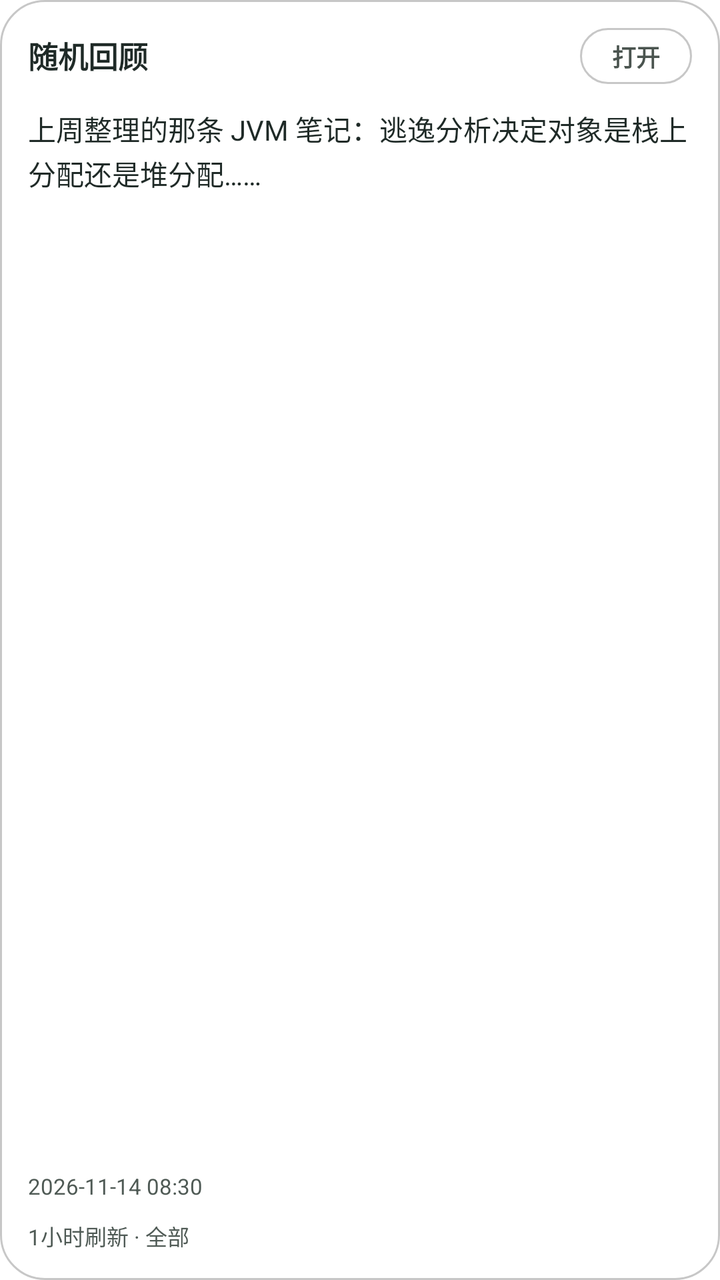
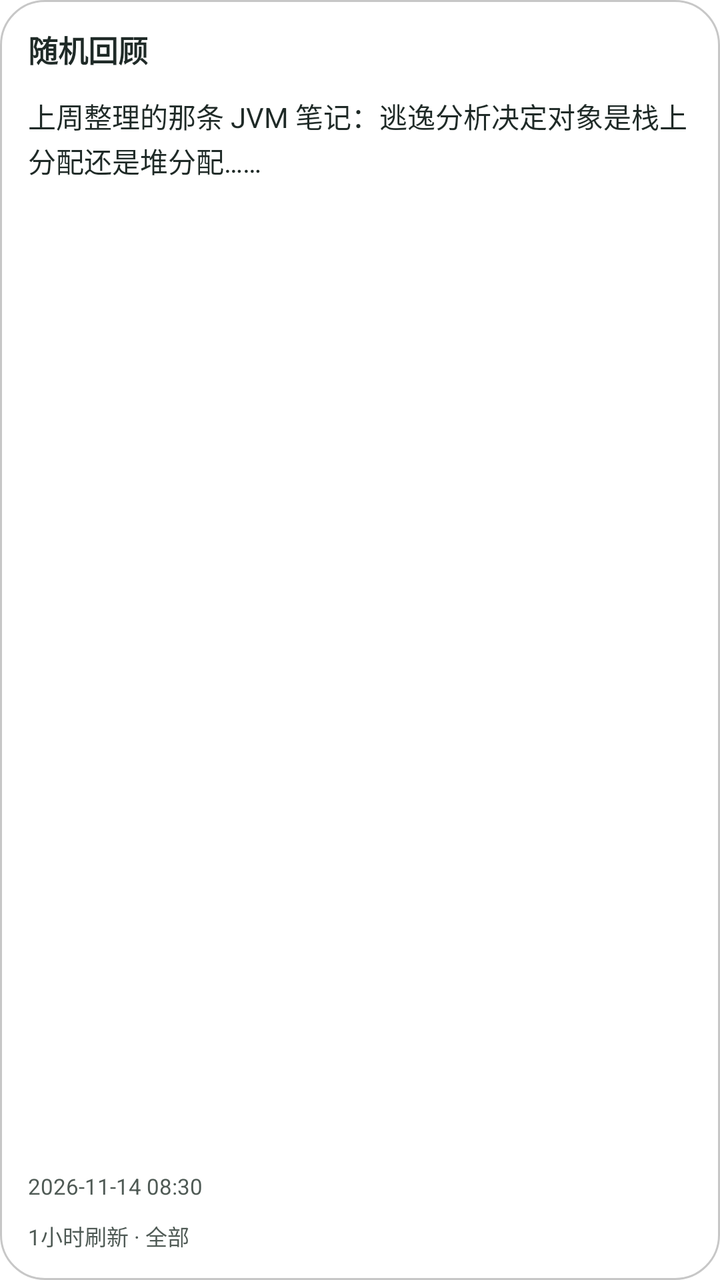

Screens rendered from an Android XML layout before and after an edit, with the pre-edit source and the edit as a unified diff.
<!-- AndroidManifest.xml: fallback theme Theme.MaterialComponents.DayNight.NoActionBar -->
<!-- res/layout/inkpaper_random_review_widget_preview.xml -->
<?xml version="1.0" encoding="utf-8"?>
<LinearLayout xmlns:android="http://schemas.android.com/apk/res/android"
    android:id="@+id/inkpaper_widget_review_container"
    android:layout_width="match_parent"
    android:layout_height="match_parent"
    android:background="@drawable/inkpaper_widget_background"
    android:gravity="center_vertical"
    android:orientation="vertical"
    android:padding="14dp">

    <LinearLayout
        android:layout_width="match_parent"
        android:layout_height="wrap_content"
        android:gravity="center_vertical"
        android:orientation="horizontal">

        <TextView
            android:id="@+id/inkpaper_widget_title"
            android:layout_width="0dp"
            android:layout_height="wrap_content"
            android:layout_weight="1"
            android:ellipsize="end"
            android:includeFontPadding="false"
            android:maxLines="1"
            android:text="随机回顾"
            android:textColor="@color/inkpaper_widget_text"
            android:textSize="15sp"
            android:textStyle="bold" />

        <TextView
            android:id="@+id/inkpaper_widget_random"
            android:layout_width="wrap_content"
            android:layout_height="28dp"
            android:background="@drawable/inkpaper_widget_chip"
            android:gravity="center"
            android:includeFontPadding="false"
            android:minWidth="56dp"
            android:paddingLeft="10dp"
            android:paddingRight="10dp"
            android:text="打开"
            android:textColor="@color/inkpaper_widget_accent"
            android:textSize="12sp"
            android:textStyle="bold" />
    </LinearLayout>

    <TextView
        android:id="@+id/inkpaper_widget_review"
        android:layout_width="match_parent"
        android:layout_height="0dp"
        android:layout_marginTop="12dp"
        android:layout_weight="1"
        android:ellipsize="end"
        android:lineSpacingExtra="2dp"
        android:maxLines="5"
        android:text="上周整理的那条 JVM 笔记：逃逸分析决定对象是栈上分配还是堆分配……"
        android:textColor="@color/inkpaper_widget_text"
        android:textSize="14sp" />

    <TextView
        android:id="@+id/inkpaper_widget_review_time"
        android:layout_width="match_parent"
        android:layout_height="wrap_content"
        android:layout_marginTop="6dp"
        android:ellipsize="end"
        android:includeFontPadding="false"
        android:maxLines="1"
        android:text="2026-11-14 08:30"
        android:textColor="@color/inkpaper_widget_muted"
        android:textSize="11sp" />

    <TextView
        android:id="@+id/inkpaper_widget_status"
        android:layout_width="match_parent"
        android:layout_height="wrap_content"
        android:layout_marginTop="10dp"
        android:ellipsize="end"
        android:includeFontPadding="false"
        android:maxLines="1"
        android:text="1小时刷新 · 全部"
        android:textColor="@color/inkpaper_widget_muted"
        android:textSize="11sp" />
</LinearLayout>
<!-- resources referenced by this layout -->
<resources>
  <color name="inkpaper_widget_accent">#4A544F</color>
  <color name="inkpaper_widget_muted">#4F5A55</color>
  <color name="inkpaper_widget_text">#1F2A27</color>
  <!-- drawable inkpaper_widget_background (drawable) -->
  <?xml version="1.0" encoding="utf-8"?>
  <layer-list xmlns:android="http://schemas.android.com/apk/res/android">
      
      <item>
          <shape android:shape="rectangle">
              <solid android:color="@color/inkpaper_widget_background" />
              <corners android:radius="22dp" />
          </shape>
      </item>
      
      <item>
          <shape android:shape="rectangle">
              <gradient
                  android:angle="270"
                  android:endColor="@color/inkpaper_widget_highlight_end"
                  android:startColor="@color/inkpaper_widget_highlight_start" />
              <corners android:radius="22dp" />
          </shape>
      </item>
      
      <item>
          <shape android:shape="rectangle">
              <gradient
                  android:angle="270"
                  android:endColor="@color/inkpaper_widget_sheen_end"
                  android:startColor="@color/inkpaper_widget_sheen_start" />
              <corners android:radius="22dp" />
          </shape>
      </item>
      
      <item>
          <shape android:shape="rectangle">
              <stroke
                  android:width="1dp"
                  android:color="@color/inkpaper_widget_border" />
              <corners android:radius="22dp" />
          </shape>
      </item>
      
      <item
          android:bottom="1dp"
          android:left="1dp"
          android:right="1dp"
          android:top="1dp">
          <shape android:shape="rectangle">
              <stroke
                  android:width="1dp"
                  android:color="@color/inkpaper_widget_rim" />
              <corners android:radius="21dp" />
          </shape>
      </item>
  </layer-list>
  <!-- drawable inkpaper_widget_chip (drawable) -->
  <?xml version="1.0" encoding="utf-8"?>
  <layer-list xmlns:android="http://schemas.android.com/apk/res/android">
      <item>
          <shape android:shape="rectangle">
              <solid android:color="@color/inkpaper_widget_surface" />
              <corners android:radius="14dp" />
          </shape>
      </item>
      <item>
          <shape android:shape="rectangle">
              <stroke
                  android:width="1dp"
                  android:color="@color/inkpaper_widget_border" />
              <corners android:radius="14dp" />
          </shape>
      </item>
  </layer-list>
  <color name="inkpaper_widget_background">#C7FFFFFF</color>
  <color name="inkpaper_widget_highlight_end">#00FFFFFF</color>
  <color name="inkpaper_widget_highlight_start">#2EFFFFFF</color>
  <color name="inkpaper_widget_sheen_end">#14FFFFFF</color>
  <color name="inkpaper_widget_sheen_start">#5CFFFFFF</color>
  <color name="inkpaper_widget_border">#38000000</color>
  <color name="inkpaper_widget_rim">#2EFFFFFF</color>
  <color name="inkpaper_widget_surface">#B4FFFFFF</color>
</resources>

<!-- the commit's change to res/layout/inkpaper_random_review_widget_preview.xml (unified diff, before → after) -->
@@ -8,40 +8,17 @@
     android:orientation="vertical"
     android:padding="14dp">
 
-    <LinearLayout
+    <TextView
+        android:id="@+id/inkpaper_widget_title"
         android:layout_width="match_parent"
         android:layout_height="wrap_content"
-        android:gravity="center_vertical"
-        android:orientation="horizontal">
-
-        <TextView
-            android:id="@+id/inkpaper_widget_title"
-            android:layout_width="0dp"
-            android:layout_height="wrap_content"
-            android:layout_weight="1"
-            android:ellipsize="end"
-            android:includeFontPadding="false"
-            android:maxLines="1"
-            android:text="随机回顾"
-            android:textColor="@color/inkpaper_widget_text"
-            android:textSize="15sp"
-            android:textStyle="bold" />
-
-        <TextView
-            android:id="@+id/inkpaper_widget_random"
-            android:layout_width="wrap_content"
-            android:layout_height="28dp"
-            android:background="@drawable/inkpaper_widget_chip"
-            android:gravity="center"
-            android:includeFontPadding="false"
-            android:minWidth="56dp"
-            android:paddingLeft="10dp"
-            android:paddingRight="10dp"
-            android:text="打开"
-            android:textColor="@color/inkpaper_widget_accent"
-            android:textSize="12sp"
-            android:textStyle="bold" />
-    </LinearLayout>
+        android:ellipsize="end"
+        android:includeFontPadding="false"
+        android:maxLines="1"
+        android:text="随机回顾"
+        android:textColor="@color/inkpaper_widget_text"
+        android:textSize="15sp"
+        android:textStyle="bold" />
 
     <TextView
         android:id="@+id/inkpaper_widget_review"
<!-- resource entries referenced after the edit -->
@@ -1,6 +1,5 @@
 <!-- resources referenced by this layout -->
 <resources>
-  <color name="inkpaper_widget_accent">#4A544F</color>
   <color name="inkpaper_widget_muted">#4F5A55</color>
   <color name="inkpaper_widget_text">#1F2A27</color>
   <!-- drawable inkpaper_widget_background (drawable) -->
@@ -56,24 +55,6 @@
           </shape>
       </item>
   </layer-list>
-  <!-- drawable inkpaper_widget_chip (drawable) -->
-  <?xml version="1.0" encoding="utf-8"?>
-  <layer-list xmlns:android="http://schemas.android.com/apk/res/android">
-      <item>
-          <shape android:shape="rectangle">
-              <solid android:color="@color/inkpaper_widget_surface" />
-              <corners android:radius="14dp" />
-          </shape>
-      </item>
-      <item>
-          <shape android:shape="rectangle">
-              <stroke
-                  android:width="1dp"
-                  android:color="@color/inkpaper_widget_border" />
-              <corners android:radius="14dp" />
-          </shape>
-      </item>
-  </layer-list>
   <color name="inkpaper_widget_background">#C7FFFFFF</color>
   <color name="inkpaper_widget_highlight_end">#00FFFFFF</color>
   <color name="inkpaper_widget_highlight_start">#2EFFFFFF</color>
@@ -81,6 +62,5 @@
   <color name="inkpaper_widget_sheen_start">#5CFFFFFF</color>
   <color name="inkpaper_widget_border">#38000000</color>
   <color name="inkpaper_widget_rim">#2EFFFFFF</color>
-  <color name="inkpaper_widget_surface">#B4FFFFFF</color>
 </resources>
 
